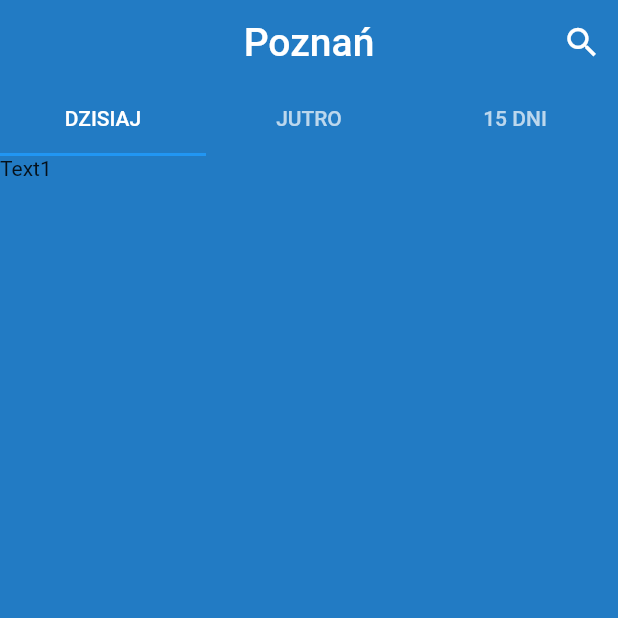
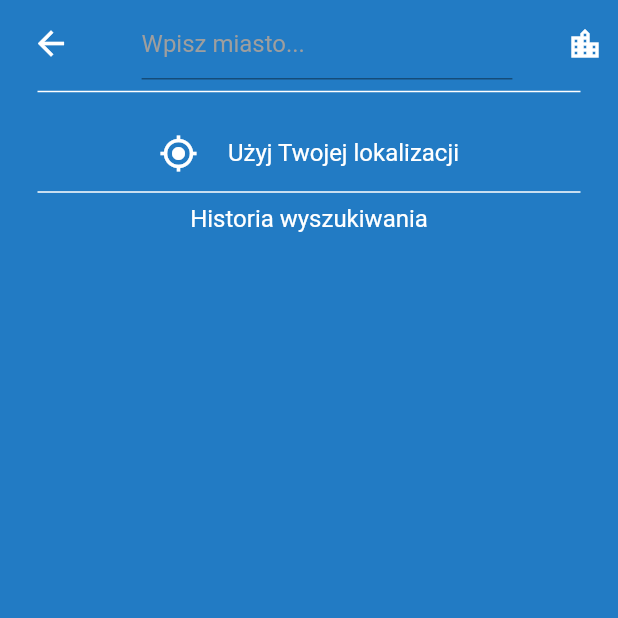
Before and after one commit to MarekRudzki/PogodAppka, a Flutter app: the screen it shows after launch, with the side drawer open (before the commit the screen has no drawer), on a phone screen of 412 x 824 dp, the top half of it. Run offline on Flutter 3.47's test engine with Material 2 defaults, Android fonts, the phone set to English and light mode, and no system bars.

Commit message:
Add app main screens

```diff
--- /dev/null
+++ b/lib/features/Fifteen_day_forecast_weather/Fifteen_day_forecast_weather.dart
@@ -0,0 +1,11 @@
+import 'package:flutter/src/widgets/framework.dart';
+import 'package:flutter/src/widgets/placeholder.dart';
+
+class FifteenDayForecastWeather extends StatelessWidget {
+  const FifteenDayForecastWeather({super.key});
+
+  @override
+  Widget build(BuildContext context) {
+    return const Placeholder();
+  }
+}
--- /dev/null
+++ b/lib/features/todays_weather/todays_weather.dart
@@ -0,0 +1,11 @@
+import 'package:flutter/src/widgets/framework.dart';
+import 'package:flutter/src/widgets/placeholder.dart';
+
+class TodaysWeather extends StatelessWidget {
+  const TodaysWeather({super.key});
+
+  @override
+  Widget build(BuildContext context) {
+    return const Placeholder();
+  }
+}
--- /dev/null
+++ b/lib/features/tommorows_weather/tommorows_weather.dart
@@ -0,0 +1,11 @@
+import 'package:flutter/src/widgets/framework.dart';
+import 'package:flutter/src/widgets/placeholder.dart';
+
+class TommorowsWeather extends StatelessWidget {
+  const TommorowsWeather({super.key});
+
+  @override
+  Widget build(BuildContext context) {
+    return const Placeholder();
+  }
+}
--- a/lib/main.dart
+++ b/lib/main.dart
@@ -1,4 +1,5 @@
 import 'package:flutter/material.dart';
+
 import 'package:pogodappka/screens/home_screen/home_screen.dart';
 
 void main() {
--- a/lib/screens/home_screen/home_screen.dart
+++ b/lib/screens/home_screen/home_screen.dart
@@ -1,4 +1,9 @@
 import 'package:flutter/material.dart';
+
+import 'package:pogodappka/features/Fifteen_day_forecast_weather/Fifteen_day_forecast_weather.dart';
+import 'package:pogodappka/features/todays_weather/todays_weather.dart';
+import 'package:pogodappka/features/tommorows_weather/tommorows_weather.dart';
+import 'package:pogodappka/screens/home_screen/widgets/drawer.dart';
 
 class HomeScreen extends StatefulWidget {
   const HomeScreen({super.key});
@@ -31,6 +36,7 @@ class _HomeScreenState extends State<HomeScreen> with TickerProviderStateMixin {
     return SafeArea(
       child: Scaffold(
         backgroundColor: const Color.fromARGB(255, 34, 123, 196),
+        endDrawer: const HomePageDrawer(),
         appBar: AppBar(
           centerTitle: true,
           title: const Text(
@@ -43,15 +49,19 @@ class _HomeScreenState extends State<HomeScreen> with TickerProviderStateMixin {
           backgroundColor: Colors.transparent,
           elevation: 0,
           actions: [
-            IconButton(
+            Builder(
+              builder: (context) {
+                return IconButton(
                   onPressed: () {
-                //TODO add drawer from right side
+                    Scaffold.of(context).openEndDrawer();
                   },
                   icon: const Icon(
                     Icons.search,
                     color: Colors.white,
                     size: 26,
                   ),
+                );
+              },
             ),
           ],
           bottom: TabBar(
@@ -66,9 +76,9 @@ class _HomeScreenState extends State<HomeScreen> with TickerProviderStateMixin {
         body: TabBarView(
           controller: _tabController,
           children: const [
-            Text('Text1'),
-            Text('Text2'),
-            Text('Text3'),
+            TodaysWeather(),
+            TommorowsWeather(),
+            FifteenDayForecastWeather(),
           ],
         ),
       ),
--- /dev/null
+++ b/lib/screens/home_screen/widgets/drawer.dart
@@ -0,0 +1,93 @@
+import 'package:flutter/material.dart';
+
+class HomePageDrawer extends StatelessWidget {
+  const HomePageDrawer({super.key});
+
+  @override
+  Widget build(BuildContext context) {
+    return Drawer(
+      backgroundColor: const Color.fromARGB(255, 34, 123, 196),
+      width: double.infinity,
+      child: Padding(
+        padding: const EdgeInsets.symmetric(horizontal: 10, vertical: 5),
+        child: SingleChildScrollView(
+          child: Column(
+            children: [
+              Row(
+                mainAxisAlignment: MainAxisAlignment.spaceBetween,
+                children: [
+                  IconButton(
+                    onPressed: () => Navigator.of(context).pop(),
+                    icon: const Icon(
+                      Icons.arrow_back,
+                      color: Colors.white,
+                      size: 26,
+                    ),
+                  ),
+                  SizedBox(
+                    width: MediaQuery.of(context).size.width * 0.6,
+                    child: const TextField(
+                      decoration: InputDecoration(
+                        hintText: 'Wpisz miasto...',
+                        hintStyle: TextStyle(color: Colors.grey),
+                      ),
+                    ),
+                  ),
+                  const Icon(Icons.location_city, color: Colors.white),
+                ],
+              ),
+              const Padding(
+                padding: EdgeInsets.symmetric(horizontal: 15),
+                child: Divider(
+                  color: Colors.white,
+                  thickness: 1,
+                ),
+              ),
+              Padding(
+                padding: const EdgeInsets.only(top: 20, bottom: 5),
+                child: InkWell(
+                  child: Row(
+                    mainAxisAlignment: MainAxisAlignment.center,
+                    children: const [
+                      Icon(
+                        Icons.gps_fixed,
+                        size: 26,
+                        color: Colors.white,
+                      ),
+                      SizedBox(width: 20),
+                      Text(
+                        'Użyj Twojej lokalizacji',
+                        style: TextStyle(
+                          color: Colors.white,
+                          fontSize: 16,
+                        ),
+                      )
+                    ],
+                  ),
+                ),
+              ),
+              const Padding(
+                padding: EdgeInsets.symmetric(horizontal: 15),
+                child: Divider(
+                  color: Colors.white,
+                  thickness: 1,
+                ),
+              ),
+              const Center(
+                child: Text(
+                  'Historia wyszukiwania',
+                  style: TextStyle(
+                    fontSize: 16,
+                    color: Colors.white,
+                  ),
+                ),
+              ),
+
+              //TODO listview with search history
+            ],
+          ),
+        ),
+      ),
+    );
+  }
+}
```
Also changed, not shown: pubspec.yaml (+5 -63 lines), 1 other file. Lines whose indentation alone changed are shown as unchanged.
